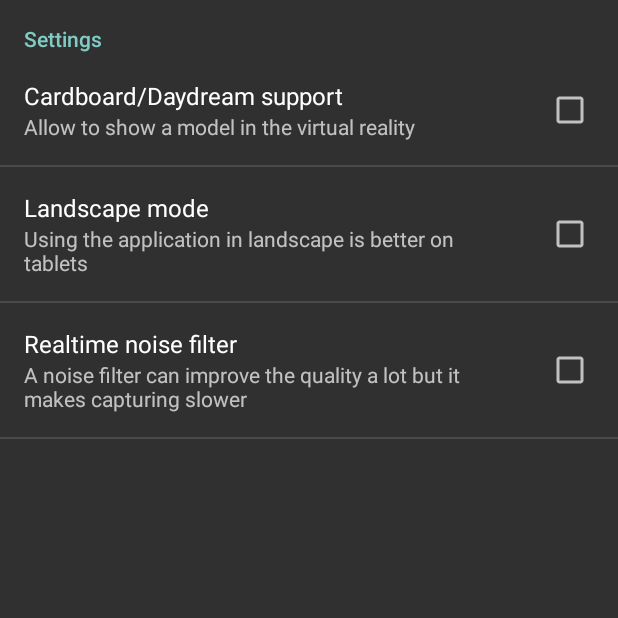
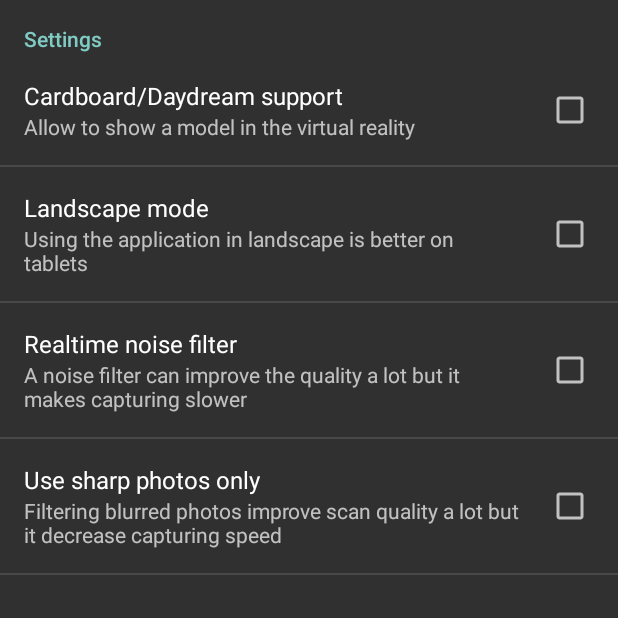
Before and after one commit to noxo/tango, an Android app: the screen it shows after launch (Settings), after a tap on "SETTINGS", on a phone screen of 412 x 824 dp, the top half of it. Run offline under Robolectric (Android 15) with nearby library versions, the light colour scheme and no system bars.

Commit message:
Sharp photos only function, warning dialog

```diff
--- a/open_constructor/app/src/main/java/com/lvonasek/openconstructor/main/JNI.java
+++ b/open_constructor/app/src/main/java/com/lvonasek/openconstructor/main/JNI.java
@@ -15,8 +15,9 @@ public class JNI
   }
 
   // Called when the Tango service is connected successfully.
-  public static native void onTangoServiceConnected(IBinder binder, double res,  double dmin,
-                                                    double dmax, int noise, boolean land, String temp);
+  public static native void onTangoServiceConnected(IBinder binder, double res, double dmin,
+                                                    double dmax, int noise, boolean land,
+                                                    boolean sharp, String temp);
 
   // Setup the view port width and height.
   public static native void onGlSurfaceChanged(int width, int height);
--- a/open_constructor/app/src/main/res/values/id.xml
+++ b/open_constructor/app/src/main/res/values/id.xml
@@ -3,4 +3,5 @@
     <string name="pref_cardboard">pref_cardboard</string>
     <string name="pref_landscape">pref_landscape</string>
     <string name="pref_noisefilter">pref_noisefilter</string>
+    <string name="pref_sharpphotos">pref_sharpphotos</string>
 </resources>
--- a/open_constructor/app/src/main/res/values/strings.xml
+++ b/open_constructor/app/src/main/res/values/strings.xml
@@ -50,6 +50,8 @@
     <string name="landscape_summary">Using the application in landscape is better on tablets</string>
     <string name="realtime_noise_filter">Realtime noise filter</string>
     <string name="realtime_noise_filter_summary">A noise filter can improve the quality a lot but it makes capturing slower</string>
+    <string name="sharp_photos_only">Use sharp photos only</string>
+    <string name="sharp_photos_only_summary">Filtering blurred photos improve scan quality a lot but it decrease capturing speed</string>
 
     <!-- Sketchfab uploader !-->
     <string name="compressing">Compressing files…</string>
@@ -76,6 +78,8 @@
     <string name="saving">Saving the model…</string>
     <string name="sketchfab_uploading">Uploading the model to Sketchfab…</string>
     <string name="turn_off">You can exit the app without losing data.</string>
+    <string name="warning">Warning</string>
+    <string name="warning_reset">Canceling this process causes problem in Tango Core, you will need to restart the device. Continue?</string>
     <string name="working">The app is working, please do not turn off the device or start another Tango app.</string>
 
     <string-array name="file_operations">
--- a/open_constructor/app/src/main/res/xml/settings.xml
+++ b/open_constructor/app/src/main/res/xml/settings.xml
@@ -26,6 +26,13 @@
             android:title="@string/realtime_noise_filter">
         </CheckBoxPreference>
 
+        <CheckBoxPreference
+            android:defaultValue="false"
+            android:key="@string/pref_sharpphotos"
+            android:summary="@string/sharp_photos_only_summary"
+            android:title="@string/sharp_photos_only">
+        </CheckBoxPreference>
+
     </PreferenceCategory>
 
 </PreferenceScreen>
```
Also changed, not shown: open_constructor/app/src/main/java/com/lvonasek/openconstructor/main/OpenConstructor.java (+7 -6 lines), open_constructor/app/src/main/java/com/lvonasek/openconstructor/ui/AbstractActivity.java (+7 -0 lines), open_constructor/app/src/main/java/com/lvonasek/openconstructor/ui/FileManager.java (+31 -7 lines), 6 other files.
